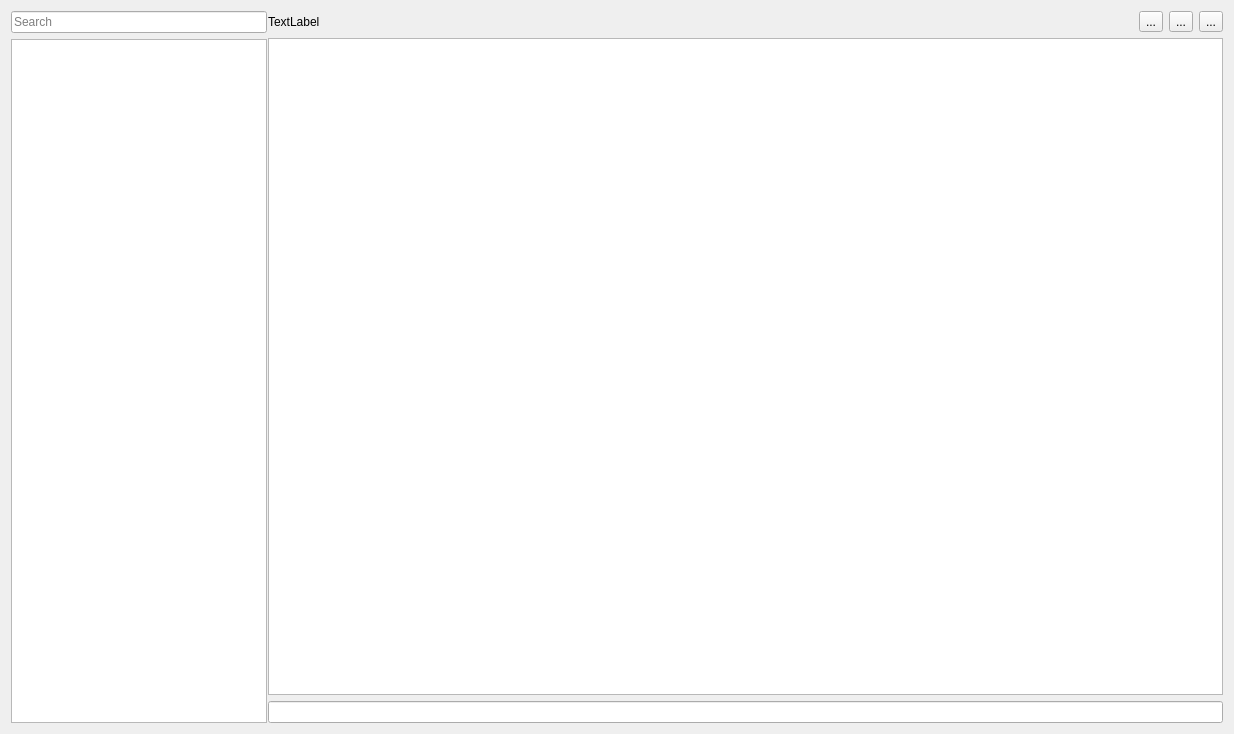
Qt form chat.ui (VladimirTakeda/ChatClient) before a commit.
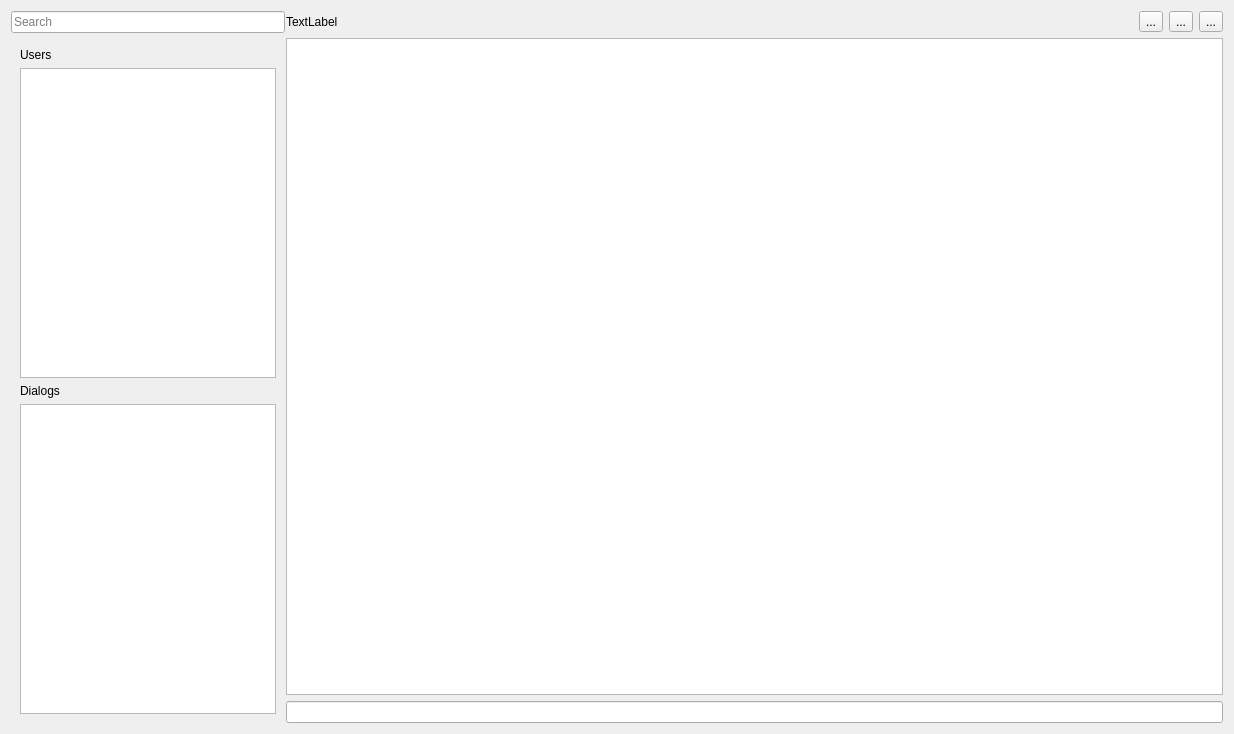
The same form after that commit. The open tabs and pages were chosen to show the change. Icons and pictures are not drawn.

Commit message: added stacked widget for searching

What changed in the file:
```diff
--- a/chat.ui
+++ b/chat.ui
@@ -56,13 +56,45 @@
         </widget>
        </item>
        <item>
-        <widget class="QListWidget" name="listWidget">
-         <property name="sizePolicy">
-          <sizepolicy hsizetype="Expanding" vsizetype="Expanding">
-           <horstretch>0</horstretch>
-           <verstretch>0</verstretch>
-          </sizepolicy>
+        <widget class="QStackedWidget" name="stackedWidget">
+         <property name="currentIndex">
+          <number>0</number>
          </property>
+         <widget class="QWidget" name="page">
+          <layout class="QVBoxLayout" name="verticalLayout_3">
+           <item>
+            <widget class="QListWidget" name="listWidget"/>
+           </item>
+          </layout>
+         </widget>
+         <widget class="QWidget" name="page_2">
+          <layout class="QVBoxLayout" name="verticalLayout_5">
+           <item>
+            <layout class="QVBoxLayout" name="verticalLayout_4">
+             <item>
+              <widget class="QLabel" name="label_2">
+               <property name="text">
+                <string>Users</string>
+               </property>
+              </widget>
+             </item>
+             <item>
+              <widget class="QListWidget" name="listWidget_2"/>
+             </item>
+             <item>
+              <widget class="QLabel" name="label_3">
+               <property name="text">
+                <string>Dialogs</string>
+               </property>
+              </widget>
+             </item>
+             <item>
+              <widget class="QListWidget" name="listWidget_3"/>
+             </item>
+            </layout>
+           </item>
+          </layout>
+         </widget>
         </widget>
        </item>
       </layout>
```
The commit also changes 1 other file.
